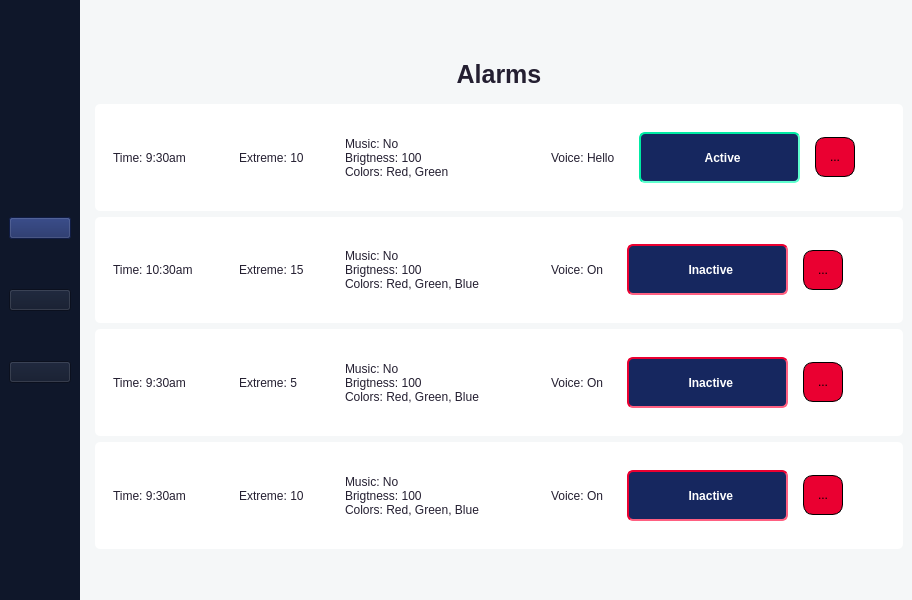
This is alarmList.ui in ElliotFP/spartan as Qt 5 draws it before an edit. The edited form follows.
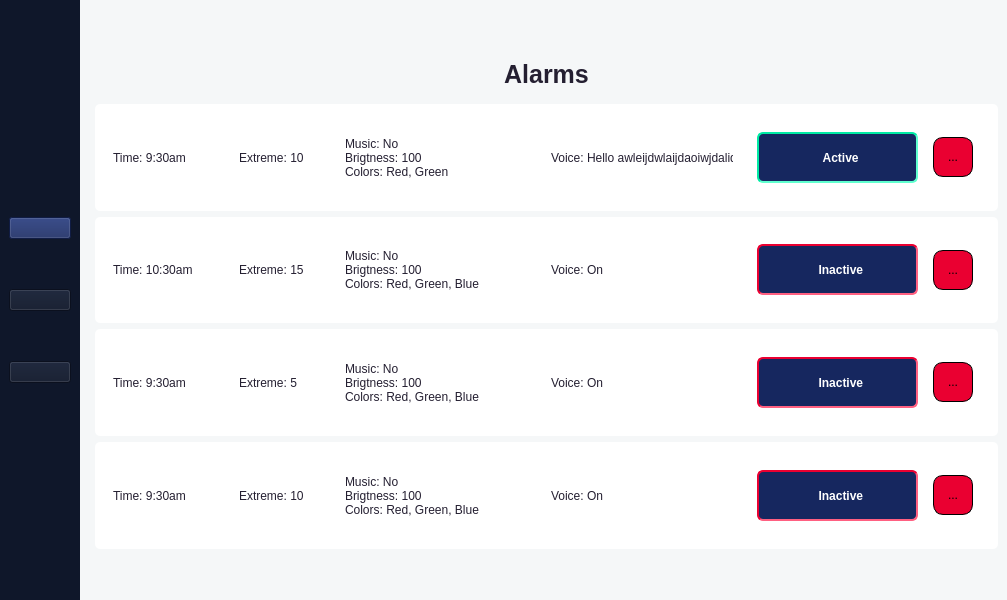
This is the edited form. Icons and pictures are not drawn.

What changed in the file:
```diff
--- a/alarmList.ui
+++ b/alarmList.ui
@@ -6,7 +6,7 @@
    <rect>
     <x>0</x>
     <y>0</y>
-    <width>912</width>
+    <width>1007</width>
     <height>600</height>
    </rect>
   </property>
@@ -352,6 +352,18 @@
               <verstretch>0</verstretch>
              </sizepolicy>
             </property>
+            <property name="minimumSize">
+             <size>
+              <width>200</width>
+              <height>0</height>
+             </size>
+            </property>
+            <property name="maximumSize">
+             <size>
+              <width>200</width>
+              <height>16777215</height>
+             </size>
+            </property>
             <layout class="QGridLayout" name="gridLayout_5">
              <item row="0" column="0">
               <widget class="QLabel" name="labelVoice0">
@@ -359,7 +371,16 @@
                 <string notr="true">color: rgb(36, 31, 49);</string>
                </property>
                <property name="text">
-                <string>Voice: Hello</string>
+                <string>Voice: Hello awleijdwlaijdaoiwjdalidj</string>
+               </property>
+               <property name="textFormat">
+                <enum>Qt::AutoText</enum>
+               </property>
+               <property name="scaledContents">
+                <bool>false</bool>
+               </property>
+               <property name="wordWrap">
+                <bool>false</bool>
                </property>
               </widget>
              </item>
@@ -396,22 +417,11 @@
                </property>
                <property name="styleSheet">
                 <string notr="true">border-radius:6px;
-border-style: solid;
 border-style: inset;
 border-width: 1.5px;
-border-color: rgb(22, 39, 95);
-color: rgb(255, 255, 255);
-background-color: rgb(255, 255, 255);
-background-color: rgb(135, 206, 235);
-background-color: rgb(72, 209, 204);
-background-color: rgb(100, 149, 237);
-background-color: rgb(22, 39, 95);
-
-border-color: rgb(211, 211, 211);
 border-color: rgb(0, 234, 164);
-
+background-color: rgb(22, 39, 95);
 color: rgb(255, 255, 255);
-/*color: rgb(0, 166, 118);*/
 
 </string>
                </property>
@@ -607,6 +617,18 @@
               <verstretch>0</verstretch>
              </sizepolicy>
             </property>
+            <property name="minimumSize">
+             <size>
+              <width>200</width>
+              <height>0</height>
+             </size>
+            </property>
+            <property name="maximumSize">
+             <size>
+              <width>200</width>
+              <height>16777215</height>
+             </size>
+            </property>
             <layout class="QGridLayout" name="gridLayout_12">
              <item row="0" column="0">
               <widget class="QLabel" name="labelVoice1">
@@ -651,21 +673,11 @@
                </property>
                <property name="styleSheet">
                 <string notr="true">border-radius:6px;
-border-style: solid;
 border-style: inset;
 border-width: 1.5px;
-border-color: rgb(22, 39, 95);
-color: rgb(255, 255, 255);
-background-color: rgb(255, 255, 255);
-background-color: rgb(135, 206, 235);
-background-color: rgb(72, 209, 204);
-background-color: rgb(100, 149, 237);
-background-color: rgb(22, 39, 95);
-
-border-color: rgb(211, 211, 211);
 border-color: rgb(234, 0, 49);
+background-color: rgb(22, 39, 95);
 color: rgb(255, 255, 255);
-/*color: rgb(0, 166, 118);*/
 
 </string>
                </property>
@@ -861,6 +873,18 @@
               <verstretch>0</verstretch>
              </sizepolicy>
             </property>
+            <property name="minimumSize">
+             <size>
+              <width>200</width>
+              <height>0</height>
+             </size>
+            </property>
+            <property name="maximumSize">
+             <size>
+              <width>200</width>
+              <height>16777215</height>
+             </size>
+            </property>
             <layout class="QGridLayout" name="gridLayout_16">
              <item row="0" column="0">
               <widget class="QLabel" name="labelVoice2">
@@ -1115,6 +1139,18 @@
               <verstretch>0</verstretch>
              </sizepolicy>
             </property>
+            <property name="minimumSize">
+             <size>
+              <width>200</width>
+              <height>0</height>
+             </size>
+            </property>
+            <property name="maximumSize">
+             <size>
+              <width>200</width>
+              <height>16777215</height>
+             </size>
+            </property>
             <layout class="QGridLayout" name="gridLayout_21">
              <item row="0" column="0">
               <widget class="QLabel" name="labelVoice3">
```
Left out of the diff: 16 changed lines with no effect on the pictures.
